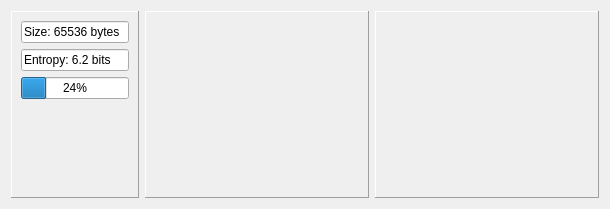
Before: the Qt Designer form src/ui/target_panel.ui in vaginessa/yaragui, drawn with Qt 5.
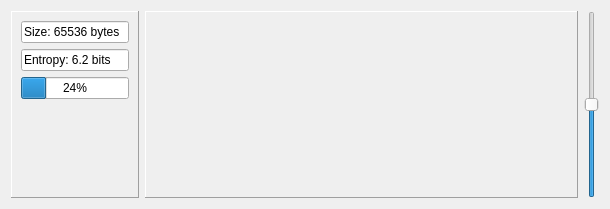
After: the same form once the commit is applied.

Commit message: Add bar graph. Add scroll bar to change graph scale.

What changed in the file:
```diff
--- a/src/ui/target_panel.ui
+++ b/src/ui/target_panel.ui
@@ -19,7 +19,7 @@
   <property name="windowTitle">
    <string>Form</string>
   </property>
-  <layout class="QHBoxLayout" name="layout" stretch="0,1,1">
+  <layout class="QHBoxLayout" name="layout" stretch="0,1,0">
    <item>
     <widget class="QFrame" name="infoFrame">
      <property name="frameShape">
@@ -122,58 +122,22 @@
     </widget>
    </item>
    <item>
-    <widget class="QFrame" name="rightFrame">
-     <property name="frameShape">
-      <enum>QFrame::Panel</enum>
+    <widget class="QSlider" name="slider">
+     <property name="minimum">
+      <number>0</number>
      </property>
-     <property name="frameShadow">
-      <enum>QFrame::Raised</enum>
+     <property name="maximum">
+      <number>100</number>
      </property>
-     <layout class="QHBoxLayout" name="horizontalLayout_3">
-      <property name="spacing">
-       <number>0</number>
-      </property>
-      <property name="leftMargin">
-       <number>0</number>
-      </property>
-      <property name="topMargin">
-       <number>0</number>
-      </property>
-      <property name="rightMargin">
-       <number>0</number>
-      </property>
-      <property name="bottomMargin">
-       <number>0</number>
-      </property>
-      <item>
-       <widget class="QLabel" name="rightGraph">
-        <property name="sizePolicy">
-         <sizepolicy hsizetype="Expanding" vsizetype="Expanding">
-          <horstretch>0</horstretch>
-          <verstretch>0</verstretch>
-         </sizepolicy>
-        </property>
-        <property name="minimumSize">
-         <size>
-          <width>1</width>
-          <height>1</height>
-         </size>
-        </property>
-        <property name="frameShape">
-         <enum>QFrame::NoFrame</enum>
-        </property>
-        <property name="frameShadow">
-         <enum>QFrame::Plain</enum>
-        </property>
-        <property name="text">
-         <string/>
-        </property>
-        <property name="alignment">
-         <set>Qt::AlignCenter</set>
-        </property>
-       </widget>
-      </item>
-     </layout>
+     <property name="value">
+      <number>50</number>
+     </property>
+     <property name="orientation">
+      <enum>Qt::Vertical</enum>
+     </property>
+     <property name="tickPosition">
+      <enum>QSlider::NoTicks</enum>
+     </property>
     </widget>
    </item>
   </layout>
```
The commit also changes 4 other files.
